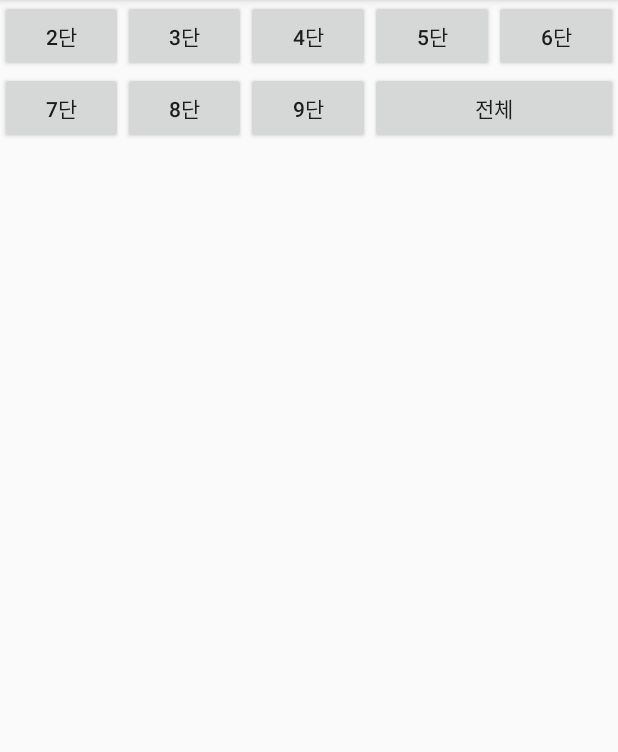
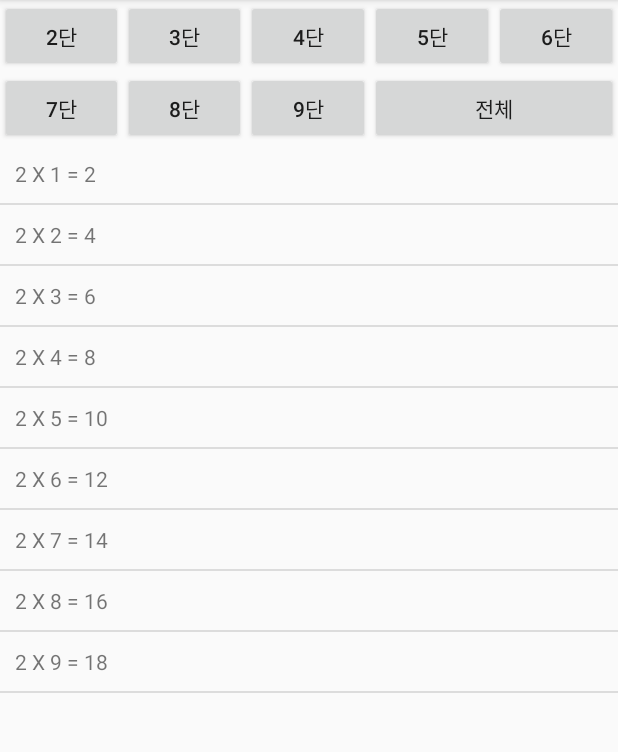
Before and after one commit to cho881020/AlgorithmTest, an Android app: the Test03Activity screen opened directly, with no data from a screen before it, after a tap on "2단", on a phone screen of 412 x 824 dp, the part 84-836 px from its top. Run offline under Robolectric (Android 15) with nearby library versions, the phone set to English and light mode, and no system bars.

Commit message:
구구단 2~9단 작동 완료.

```diff
--- a/app/src/main/java/kr/co/tjeit/algorithmtest/Test03Activity.java
+++ b/app/src/main/java/kr/co/tjeit/algorithmtest/Test03Activity.java
@@ -21,6 +21,13 @@ public class Test03Activity extends AppCompatActivity {
     List<GuguData> guguDatas = new ArrayList<>();
     GuguAdapter mAdapter;
     private Button btn03;
+    private Button btn04;
+    private Button btn05;
+    private Button btn06;
+    private Button btn07;
+    private Button btn08;
+    private Button btn09;
+    private Button btnTotal;
 
 
     @Override
@@ -42,12 +49,34 @@ public class Test03Activity extends AppCompatActivity {
         View.OnClickListener guguListener = new View.OnClickListener() {
             @Override
             public void onClick(View v) {
-                printGuguDan(??);
+
+                int dan = Integer.parseInt(v.getTag().toString());
+                // Integer 클래스 : Wrapper 클래스
+                // int 를 감싼다. => int : 기본형 변수.
+                // 그외의 대문자로 시작하는 클래스 : 참조형 변수.
+                // Ex. 참조형 변수 : String => 클래스 (변수, 메쏘드)
+                // int -> 클래스화 : Integer
+                // double -> 클래스화 : Double
+
+                // parse -> 분쇄하다. => 개발 : 분석하다
+                // 날아온 자료를 분석해서 다르게 활용하고자 할때 : parse
+
+
+                printGuguDan(dan);
+                // 클릭된 버튼에 달려있는 Tag를 기반으로
+                // 몇단을 출력해야 하는지 판단하여 실행 메쏘드.
+
             }
         };
 
         btn02.setOnClickListener(guguListener);
         btn03.setOnClickListener(guguListener);
+        btn04.setOnClickListener(guguListener);
+        btn05.setOnClickListener(guguListener);
+        btn06.setOnClickListener(guguListener);
+        btn07.setOnClickListener(guguListener);
+        btn08.setOnClickListener(guguListener);
+        btn09.setOnClickListener(guguListener);
 
 
     }
@@ -73,6 +102,13 @@ public class Test03Activity extends AppCompatActivity {
     private void bindViews() {
 
         this.guguListView = (ListView) findViewById(R.id.guguListView);
+        this.btnTotal = (Button) findViewById(R.id.btnTotal);
+        this.btn09 = (Button) findViewById(R.id.btn09);
+        this.btn08 = (Button) findViewById(R.id.btn08);
+        this.btn07 = (Button) findViewById(R.id.btn07);
+        this.btn06 = (Button) findViewById(R.id.btn06);
+        this.btn05 = (Button) findViewById(R.id.btn05);
+        this.btn04 = (Button) findViewById(R.id.btn04);
         this.btn03 = (Button) findViewById(R.id.btn03);
         this.btn02 = (Button) findViewById(R.id.btn02);
     }
--- a/app/src/main/res/layout/activity_test03.xml
+++ b/app/src/main/res/layout/activity_test03.xml
@@ -21,6 +21,7 @@
             <Button
                 android:id="@+id/btn02"
                 android:layout_width="0dp"
+                android:tag="2"
                 android:layout_height="wrap_content"
                 android:layout_weight="1"
                 android:text="2단"/>
@@ -30,6 +31,7 @@
                 android:layout_width="0dp"
                 android:layout_height="wrap_content"
                 android:layout_weight="1"
+                android:tag="3"
                 android:text="3단"/>
 
             <Button
@@ -37,6 +39,7 @@
                 android:layout_width="0dp"
                 android:layout_height="wrap_content"
                 android:layout_weight="1"
+                android:tag="4"
                 android:text="4단"/>
 
             <Button
@@ -44,10 +47,14 @@
                 android:layout_width="0dp"
                 android:layout_height="wrap_content"
                 android:layout_weight="1"
+
+                android:tag="5"
                 android:text="5단"/>
 
             <Button
                 android:id="@+id/btn06"
+
+                android:tag="6"
                 android:layout_width="0dp"
                 android:layout_height="wrap_content"
                 android:layout_weight="1"
@@ -66,6 +73,7 @@
                 android:layout_width="0dp"
                 android:layout_height="wrap_content"
                 android:layout_weight="1"
+                android:tag="7"
                 android:text="7단"/>
 
             <Button
@@ -73,6 +81,8 @@
                 android:layout_width="0dp"
                 android:layout_height="wrap_content"
                 android:layout_weight="1"
+
+                android:tag="8"
                 android:text="8단"/>
 
             <Button
@@ -80,13 +90,16 @@
                 android:layout_width="0dp"
                 android:layout_height="wrap_content"
                 android:layout_weight="1"
-                android:text="9단"/>
+
+                android:tag="9"
+                android:text="9단" />
 
             <Button
                 android:id="@+id/btnTotal"
                 android:layout_width="0dp"
                 android:layout_height="wrap_content"
                 android:layout_weight="2"
+                android:tag="0"
                 android:text="전체"/>
 
         </LinearLayout>
```
